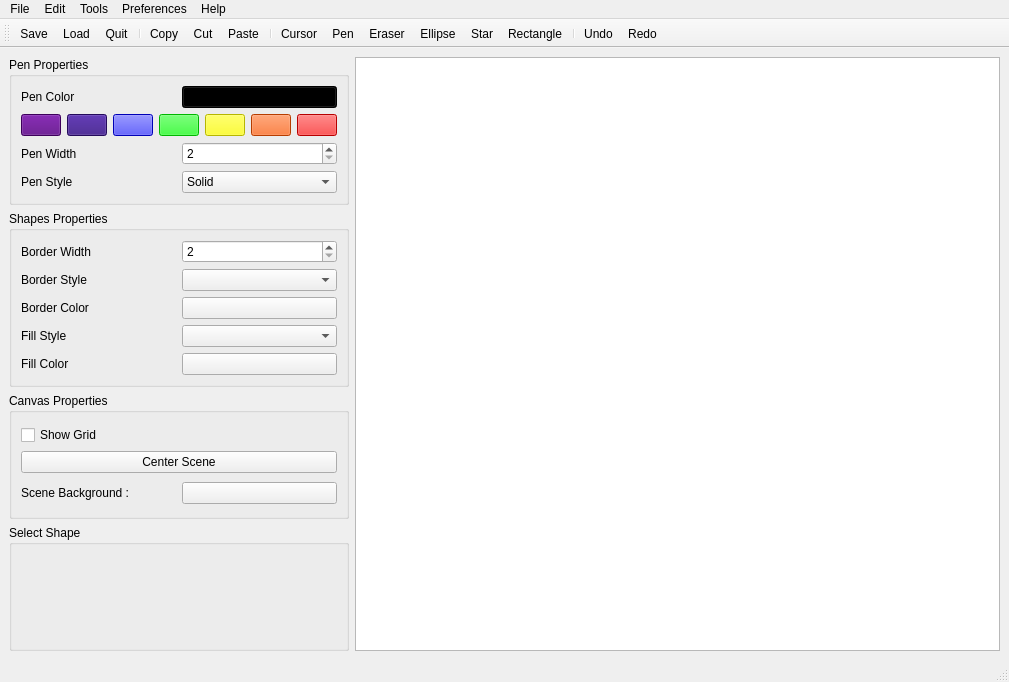
First picture: the form in mainwindow.ui, repository BlueMasterDev/ProjectPainterApp, before the edit.
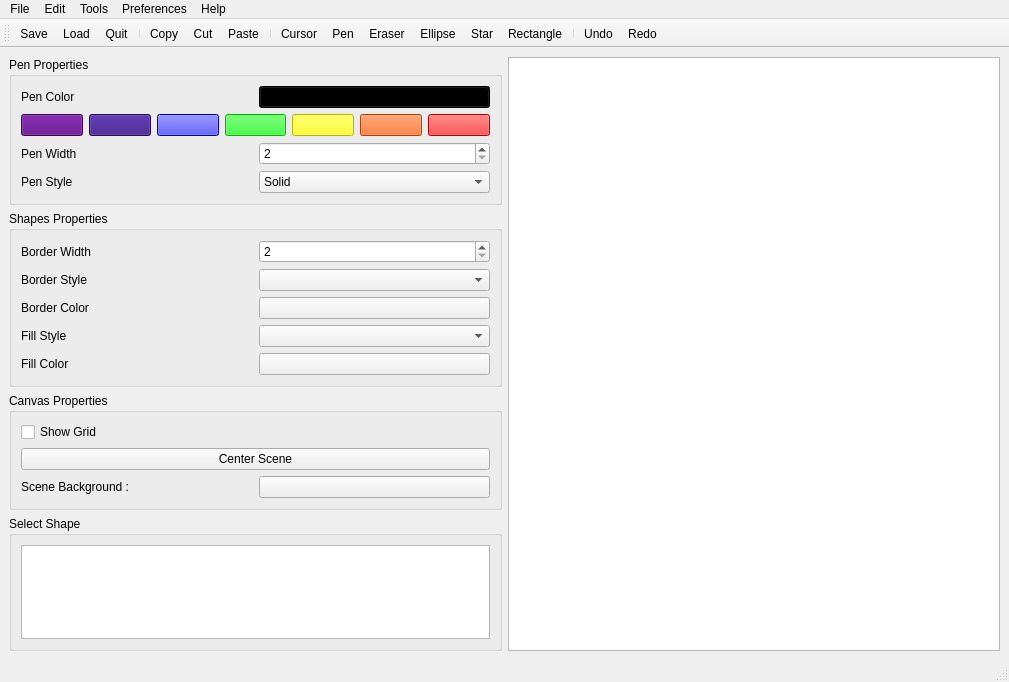
Second picture: the form after the edit. Icons and pictures are not drawn.

Diff of the .ui file:
```diff
--- a/mainwindow.ui
+++ b/mainwindow.ui
@@ -373,44 +373,7 @@
           </property>
           <layout class="QHBoxLayout" name="horizontalLayout_11">
            <item>
-            <widget class="QLabel" name="filledEllipseLabel">
-             <property name="styleSheet">
-              <string notr="true">image: url(:/images/images/ellipse.png);</string>
-             </property>
-             <property name="text">
-              <string/>
-             </property>
-            </widget>
-           </item>
-           <item>
-            <widget class="QLabel" name="qtQuickLabel">
-             <property name="styleSheet">
-              <string notr="true">image: url(:/images/images/quick.png);</string>
-             </property>
-             <property name="text">
-              <string/>
-             </property>
-            </widget>
-           </item>
-           <item>
-            <widget class="QLabel" name="filledRectangleLabel">
-             <property name="styleSheet">
-              <string notr="true">image: url(:/images/images/rectangle.png);</string>
-             </property>
-             <property name="text">
-              <string/>
-             </property>
-            </widget>
-           </item>
-           <item>
-            <widget class="QLabel" name="filledStarLabel">
-             <property name="styleSheet">
-              <string notr="true">image: url(:/images/images/star.png);</string>
-             </property>
-             <property name="text">
-              <string/>
-             </property>
-            </widget>
+            <widget class="QListWidget" name="listWidgetShapeItems"/>
            </item>
           </layout>
          </widget>
```
